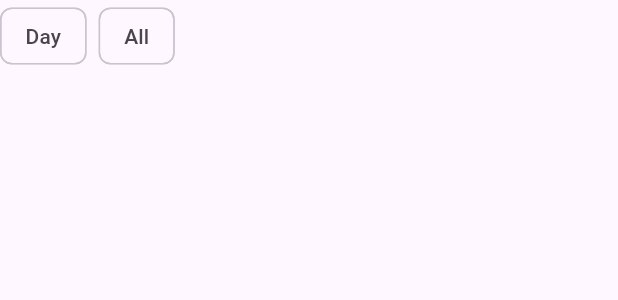
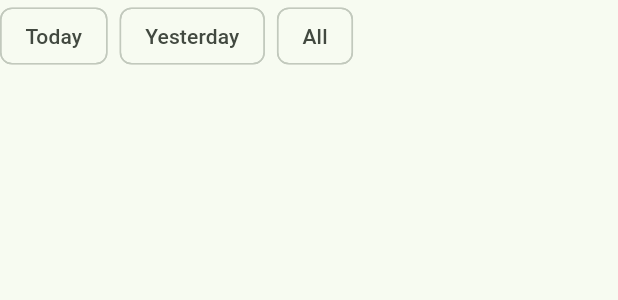
Before and after one commit to Lighting123/amazing_app, a Flutter app: the ViewWidget widget shown alone on an empty page, opened directly, after a tap on "All", on a phone screen of 412 x 824 dp. Shown: the top 300 px of the screen. Run offline on Flutter 3.47's test engine with Material 2 defaults, Android fonts, the phone set to English and light mode, and no system bars; our stand-ins replace auto_size_text, battery_plus, flutter_riverpod, freezed_annotation, shared_preferences; accounts and stored records are empty.

Commit message:
Huge Update(State,Formatted Time and more)

```diff
--- a/lib/main.dart
+++ b/lib/main.dart
@@ -14,7 +14,9 @@ class MyApp extends StatelessWidget {
     return MaterialApp(
       debugShowCheckedModeBanner: false,
       title: 'Amazing App',
-      theme: ThemeData(primarySwatch: Colors.green, useMaterial3: true),
+      theme: ThemeData(
+          colorScheme: ColorScheme.fromSeed(seedColor: Colors.green),
+          useMaterial3: true),
       home: const FirstRoute(),
     );
   }
--- a/lib/screens/welcome_screen.dart
+++ b/lib/screens/welcome_screen.dart
@@ -16,11 +16,11 @@ class FirstRoute extends StatelessWidget {
           children: [
             Padding(
               padding: EdgeInsets.symmetric(vertical: 1),
-              child: Text("Welcome to my amazing app,"),
+              child: Text("Welcome to my amazing app,\nEmmy's app"),
             ),
             Padding(
-              padding: EdgeInsets.only(bottom: 16),
-              child: Text("Emmy's app"),
+              padding: EdgeInsets.all(8),
+              child: OutlinedButton(onPressed: null, child: Text("About")),
             ),
           ],
         ),
--- a/lib/widgets/battery_level_widget.dart
+++ b/lib/widgets/battery_level_widget.dart
@@ -12,7 +12,7 @@ class _BatteryLevelWidgetState extends State<BatteryLevelWidget> {
   var battery = Battery();
 
   var batteryLevel = ValueNotifier(0);
-  late BatteryState batteryStatus;
+  BatteryState batteryStatus = BatteryState.unknown;
 
   Future<void> setBatteryLevel() async {
     batteryLevel.value = await battery.batteryLevel;
--- a/lib/widgets/view_widget.dart
+++ b/lib/widgets/view_widget.dart
@@ -9,6 +9,10 @@ final chipValue1Provider =
 });
 final chipValue2Provider =
     StateNotifierProvider<ChipValueNotifier, bool>((ref) {
+  return ChipValueNotifier(value: false);
+});
+final chipValue3Provider =
+    StateNotifierProvider<ChipValueNotifier, bool>((ref) {
   return ChipValueNotifier(value: true);
 });
 
@@ -19,26 +23,41 @@ class ViewWidget extends ConsumerWidget {
   Widget build(BuildContext context, WidgetRef ref) {
     var chipValue1 = ref.watch(chipValue1Provider);
     var chipValue2 = ref.watch(chipValue2Provider);
+    var chipValue3 = ref.watch(chipValue3Provider);
 
     return Row(
       children: [
         Padding(
           padding: const EdgeInsets.only(right: 8),
           child: ChoiceChip(
-            label: const Text("Day"),
+            label: const Text("Today"),
             selected: chipValue1,
             onSelected: (value) {
               ref.read(chipValue1Provider.notifier).toggle(value);
               ref.read(chipValue2Provider.notifier).toggle(false);
+              ref.read(chipValue3Provider.notifier).toggle(false);
               ref.read(listOfLevelsProvider.notifier).sortByday();
+            },
+          ),
+        ),
+        Padding(
+          padding: const EdgeInsets.only(right: 8),
+          child: ChoiceChip(
+            label: const Text("Yesterday"),
+            selected: chipValue2,
+            onSelected: (value) {
+              ref.read(chipValue2Provider.notifier).toggle(value);
+              ref.read(chipValue1Provider.notifier).toggle(false);
+              ref.read(chipValue3Provider.notifier).toggle(false);
             },
           ),
         ),
         ChoiceChip(
           label: const Text("All"),
-          selected: chipValue2,
+          selected: chipValue3,
           onSelected: (value) {
-            ref.read(chipValue2Provider.notifier).toggle(value);
+            ref.read(chipValue3Provider.notifier).toggle(value);
+            ref.read(chipValue2Provider.notifier).toggle(false);
             ref.read(chipValue1Provider.notifier).toggle(false);
             ref.read(listOfLevelsProvider.notifier).loadLevelData();
           },
--- a/pubspec.yaml
+++ b/pubspec.yaml
@@ -35,10 +35,12 @@ dependencies:
   # Use with the CupertinoIcons class for iOS style icons.
   cupertino_icons: ^1.0.2
   battery_plus: ^4.0.0
-  intl: ^0.18.0
+  intl: ^0.18.1
   path_provider: ^2.0.14
   flutter_riverpod: ^2.3.6
   freezed_annotation: ^2.2.0
+  auto_size_text: ^3.0.0
+  shared_preferences: ^2.1.1
 
 dev_dependencies:
   flutter_test:
```
Also changed, not shown: lib/screens/battery_level_tracker.dart (+6 -7 lines), lib/screens/text_utils_screen.dart (+56 -2 lines), pubspec.lock, 1 other file.
